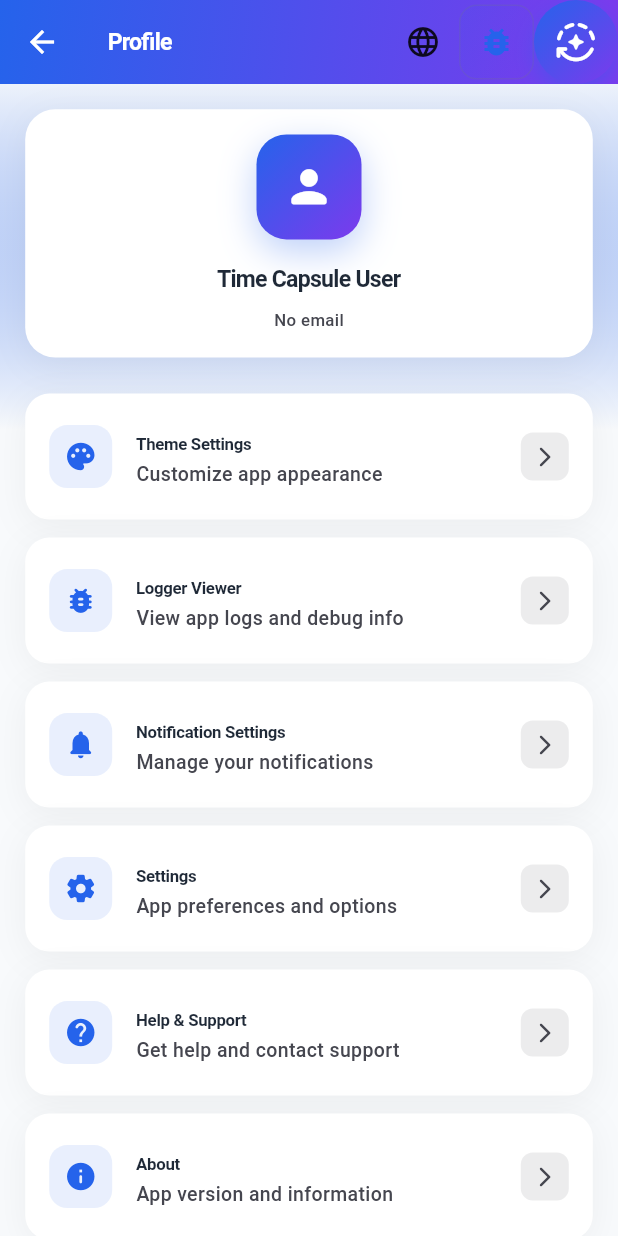
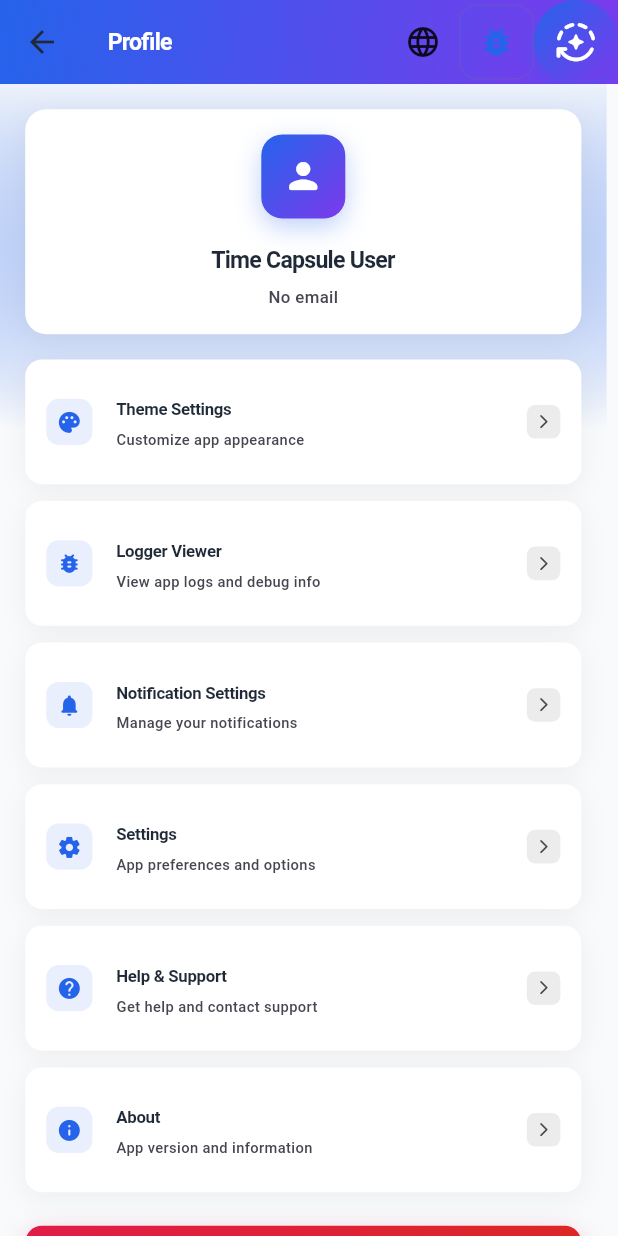
Before and after one commit to Shaimaa-22/time_capsule_app, a Flutter app: the ProfileScreen screen opened directly, on a phone screen of 412 x 824 dp. Run offline on Flutter 3.47's test engine with Material 3 defaults, Android fonts, the phone set to English and light mode, and no system bars; our stand-ins replace flutter_dotenv, flutter_local_notifications, fluttertoast, image_picker, lottie, share_plus and 2 more; missing offline and left inert: bcrypt, file_selector, postgres, workmanager; accounts and stored records are empty; statements that could not run were skipped.

Commit message:
Update profile_screen.dart
عدلته عشان نزبط الريسبونس برضو

```diff
--- a/lib/views/profile_screen.dart
+++ b/lib/views/profile_screen.dart
@@ -17,6 +17,8 @@ class ProfileScreen extends StatelessWidget {
 
   @override
   Widget build(BuildContext context) {
+    final padding = ResponsiveHelper.responsivePadding(context);
+
     return Scaffold(
       appBar: AppBar(
         title: Text(
@@ -36,7 +38,6 @@ class ProfileScreen extends StatelessWidget {
             gradient: ThemeService.getPrimaryGradient(context),
           ),
         ),
-        foregroundColor: Colors.white,
         actions: const [
           LanguageSwitcher(),
           LoggerViewerButton(),
@@ -56,23 +57,22 @@ class ProfileScreen extends StatelessWidget {
           ),
         ),
         child: SingleChildScrollView(
-          padding: ResponsiveHelper.responsivePadding(context),
+          padding: padding,
           child: ConstrainedBox(
             constraints: BoxConstraints(
-              maxWidth:
-                  ResponsiveHelper.isDesktop(context) ? 600 : double.infinity,
+              maxWidth: ResponsiveHelper.containerWidth(context),
             ),
             child: Center(
               child: Column(
                 children: [
                   _buildUserCard(context),
                   SizedBox(
-                    height: ResponsiveHelper.isMobile(context) ? 24 : 32,
-                  ),
+                      height: ResponsiveHelper.responsiveValue(
+                          context, base: 24)),
                   _buildMenuItems(context),
                   SizedBox(
-                    height: ResponsiveHelper.isMobile(context) ? 16 : 20,
-                  ),
+                      height: ResponsiveHelper.responsiveValue(
+                          context, base: 16)),
                   _buildLogoutButton(context),
                 ],
               ),
@@ -84,45 +84,47 @@ class ProfileScreen extends StatelessWidget {
   }
 
   Widget _buildUserCard(BuildContext context) {
+    final size = ResponsiveHelper.responsiveValue(context, base: 80);
+    final spacing = ResponsiveHelper.responsiveValue(context, base: 24);
+
     return Container(
       width: double.infinity,
       padding: ResponsiveHelper.responsivePadding(context),
       decoration: BoxDecoration(
         color: Theme.of(context).colorScheme.surface,
-        borderRadius: BorderRadius.circular(20),
+        borderRadius: BorderRadius.circular(ResponsiveHelper.responsiveValue(context, base: 20)),
         boxShadow: [
           BoxShadow(
             color: Colors.black.withValues(alpha: 0.05),
-            blurRadius: 20,
-            offset: const Offset(0, 5),
+            blurRadius: ResponsiveHelper.responsiveValue(context, base: 20),
+            offset: Offset(0, ResponsiveHelper.responsiveValue(context, base: 5)),
           ),
         ],
       ),
       child: Column(
         children: [
           Container(
-            width: ResponsiveHelper.isMobile(context) ? 70 : 80,
-            height: ResponsiveHelper.isMobile(context) ? 70 : 80,
+            width: size,
+            height: size,
             decoration: BoxDecoration(
               gradient: ThemeService.getPrimaryGradient(context),
-              borderRadius: BorderRadius.circular(20),
+              borderRadius: BorderRadius.circular(ResponsiveHelper.responsiveValue(context, base: 20)),
               boxShadow: [
                 BoxShadow(
-                  color: ThemeService.getPrimaryColor(
-                    context,
-                  ).withValues(alpha: 0.3),
-                  blurRadius: 20,
-                  offset: const Offset(0, 8),
+                  color: ThemeService.getPrimaryColor(context)
+                      .withValues(alpha: 0.3),
+                  blurRadius: ResponsiveHelper.responsiveValue(context, base: 20),
+                  offset: Offset(0, ResponsiveHelper.responsiveValue(context, base: 8)),
                 ),
               ],
             ),
             child: Icon(
               Icons.person_rounded,
-              size: ResponsiveHelper.isMobile(context) ? 35 : 40,
+              size: ResponsiveHelper.responsiveValue(context, base: 40),
               color: Colors.white,
             ),
           ),
-          SizedBox(height: ResponsiveHelper.isMobile(context) ? 16 : 20),
+          SizedBox(height: spacing),
           Text(
             AuthService.currentUserName ?? context.tr('profile.user_name'),
             style: TextStyle(
@@ -132,7 +134,7 @@ class ProfileScreen extends StatelessWidget {
               color: Theme.of(context).colorScheme.onSurface,
             ),
           ),
-          const SizedBox(height: 8),
+          SizedBox(height: ResponsiveHelper.responsiveValue(context, base: 8)),
           Text(
             AuthService.currentUserEmail ?? context.tr('profile.no_email'),
             style: TextStyle(
@@ -177,8 +179,7 @@ class ProfileScreen extends StatelessWidget {
             Navigator.push(
               context,
               MaterialPageRoute(
-                builder: (_) => const NotificationSettingsScreen(),
-              ),
+                  builder: (_) => const NotificationSettingsScreen()),
             );
           },
         ),
@@ -214,8 +215,7 @@ class ProfileScreen extends StatelessWidget {
           onTap: () {
             showDialog(
               context: context,
-              builder:
-                  (context) => AlertDialog(
+              builder: (context) => AlertDialog(
                 backgroundColor: Theme.of(context).colorScheme.surface,
                 title: Text(
                   context.tr('profile.about_title'),
@@ -249,17 +249,20 @@ class ProfileScreen extends StatelessWidget {
   }
 
   Widget _buildLogoutButton(BuildContext context) {
+    final height = ResponsiveHelper.responsiveValue(context, base: 56);
+
     return Container(
       width: double.infinity,
-      height: ResponsiveHelper.isMobile(context) ? 50 : 56,
+      height: height,
       decoration: BoxDecoration(
         gradient: ThemeService.dangerGradient,
-        borderRadius: BorderRadius.circular(16),
+        borderRadius:
+            BorderRadius.circular(ResponsiveHelper.responsiveValue(context, base: 16)),
         boxShadow: [
           BoxShadow(
             color: ThemeService.getDangerColor(context).withValues(alpha: 0.3),
-            blurRadius: 20,
-            offset: const Offset(0, 8),
+            blurRadius: ResponsiveHelper.responsiveValue(context, base: 20),
+            offset: Offset(0, ResponsiveHelper.responsiveValue(context, base: 8)),
           ),
         ],
       ),
@@ -269,8 +272,7 @@ class ProfileScreen extends StatelessWidget {
           onTap: () {
             showDialog(
               context: context,
-              builder:
-                  (context) => AlertDialog(
+              builder: (context) => AlertDialog(
                 backgroundColor: Theme.of(context).colorScheme.surface,
                 title: Text(
                   context.tr('profile.logout'),
@@ -290,24 +292,22 @@ class ProfileScreen extends StatelessWidget {
                     child: Text(
                       context.tr('profile.cancel'),
                       style: TextStyle(
-                            color:
-                                Theme.of(context).colorScheme.onSurfaceVariant,
+                        color: Theme.of(context).colorScheme.onSurfaceVariant,
                       ),
                     ),
                   ),
                   Container(
                     decoration: BoxDecoration(
                       gradient: ThemeService.dangerGradient,
-                          borderRadius: BorderRadius.circular(8),
+                      borderRadius: BorderRadius.circular(
+                          ResponsiveHelper.responsiveValue(context, base: 8)),
                     ),
                     child: TextButton(
                       onPressed: () {
                         AuthService.logout();
                         Navigator.pushAndRemoveUntil(
                           context,
-                              MaterialPageRoute(
-                                builder: (_) => const LoginScreen(),
-                              ),
+                          MaterialPageRoute(builder: (_) => const LoginScreen()),
                           (route) => false,
                         );
                       },
@@ -321,7 +321,8 @@ class ProfileScreen extends StatelessWidget {
               ),
             );
           },
-          borderRadius: BorderRadius.circular(16),
+          borderRadius: BorderRadius.circular(
+              ResponsiveHelper.responsiveValue(context, base: 16)),
           child: Center(
             child: Text(
               context.tr('profile.logout'),
@@ -344,36 +345,40 @@ class ProfileScreen extends StatelessWidget {
     String? subtitle,
     required VoidCallback onTap,
   }) {
+    final horizontalPadding =
+        ResponsiveHelper.responsiveValue(context, base: 20);
+    final verticalPadding = ResponsiveHelper.responsiveValue(context, base: 8);
+
     return Container(
       margin: EdgeInsets.only(
-        bottom: ResponsiveHelper.isMobile(context) ? 12 : 16,
+        bottom: ResponsiveHelper.responsiveValue(context, base: 16),
       ),
       decoration: BoxDecoration(
         color: Theme.of(context).colorScheme.surface,
-        borderRadius: BorderRadius.circular(16),
+        borderRadius:
+            BorderRadius.circular(ResponsiveHelper.responsiveValue(context, base: 16)),
         boxShadow: [
           BoxShadow(
             color: Colors.black.withValues(alpha: 0.05),
-            blurRadius: 20,
-            offset: const Offset(0, 5),
+            blurRadius: ResponsiveHelper.responsiveValue(context, base: 20),
+            offset: Offset(0, ResponsiveHelper.responsiveValue(context, base: 5)),
           ),
         ],
       ),
       child: ListTile(
-        contentPadding: EdgeInsets.symmetric(
-          horizontal: ResponsiveHelper.isMobile(context) ? 16 : 20,
-          vertical: ResponsiveHelper.isMobile(context) ? 6 : 8,
-        ),
+        contentPadding:
+            EdgeInsets.symmetric(horizontal: horizontalPadding, vertical: verticalPadding),
         leading: Container(
-          padding: const EdgeInsets.all(10),
+          padding: EdgeInsets.all(ResponsiveHelper.responsiveValue(context, base: 10)),
           decoration: BoxDecoration(
             color: ThemeService.getPrimaryColor(context).withValues(alpha: 0.1),
-            borderRadius: BorderRadius.circular(12),
+            borderRadius: BorderRadius.circular(
+                ResponsiveHelper.responsiveValue(context, base: 12)),
           ),
           child: Icon(
             icon,
             color: ThemeService.getPrimaryColor(context),
-            size: ResponsiveHelper.isMobile(context) ? 22 : 24,
+            size: ResponsiveHelper.responsiveValue(context, base: 24),
           ),
         ),
         title: Text(
@@ -385,28 +390,29 @@ class ProfileScreen extends StatelessWidget {
             color: Theme.of(context).colorScheme.onSurface,
           ),
         ),
-        subtitle:
-            subtitle != null
+        subtitle: subtitle != null
             ? Text(
                 subtitle,
                 style: TextStyle(
                   color: Theme.of(context).colorScheme.onSurfaceVariant,
-                    fontSize: ResponsiveHelper.isMobile(context) ? 13 : 14,
+                  fontSize: ResponsiveHelper.responsiveValue(context, base: 14),
                   fontWeight: FontWeight.w500,
                 ),
               )
             : null,
         trailing: Container(
-          padding: const EdgeInsets.all(8),
+          padding: EdgeInsets.all(ResponsiveHelper.responsiveValue(context, base: 8)),
           decoration: BoxDecoration(
-            color: Theme.of(
-              context,
-            ).colorScheme.onSurfaceVariant.withValues(alpha: 0.1),
-            borderRadius: BorderRadius.circular(8),
+            color: Theme.of(context)
+                .colorScheme
+                .onSurfaceVariant
+                .withValues(alpha: 0.1),
+            borderRadius: BorderRadius.circular(
+                ResponsiveHelper.responsiveValue(context, base: 8)),
           ),
           child: Icon(
             Icons.arrow_forward_ios_rounded,
-            size: 16,
+            size: ResponsiveHelper.responsiveValue(context, base: 16),
             color: Theme.of(context).colorScheme.onSurfaceVariant,
           ),
         ),
@@ -418,8 +424,7 @@ class ProfileScreen extends StatelessWidget {
   void _showThemeDialog(BuildContext context) {
     showDialog(
       context: context,
-      builder:
-          (context) => Consumer<ThemeService>(
+      builder: (context) => Consumer<ThemeService>(
         builder: (context, themeService, child) {
           return AlertDialog(
             backgroundColor: Theme.of(context).colorScheme.surface,
```
Lines whose indentation alone changed are shown as unchanged.
